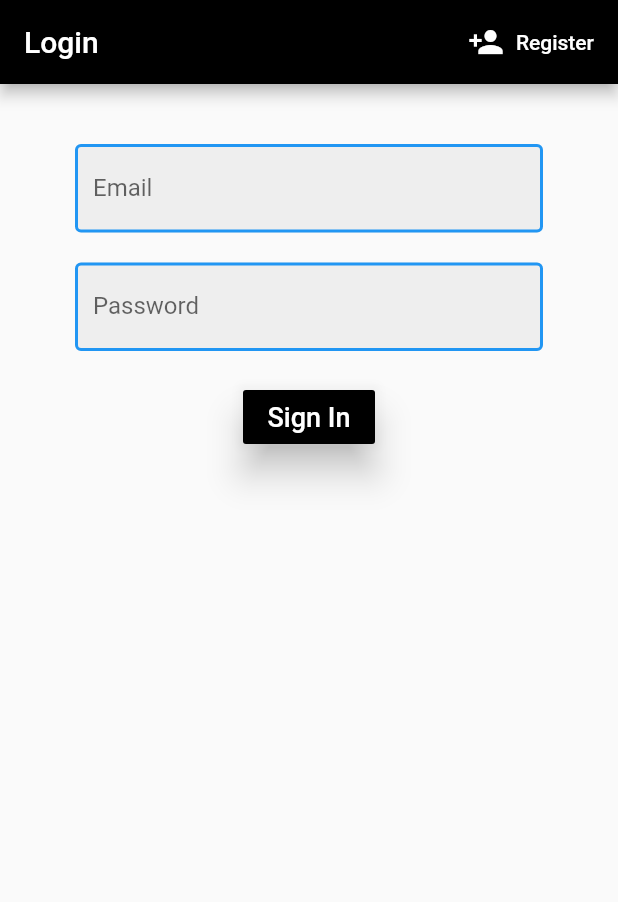
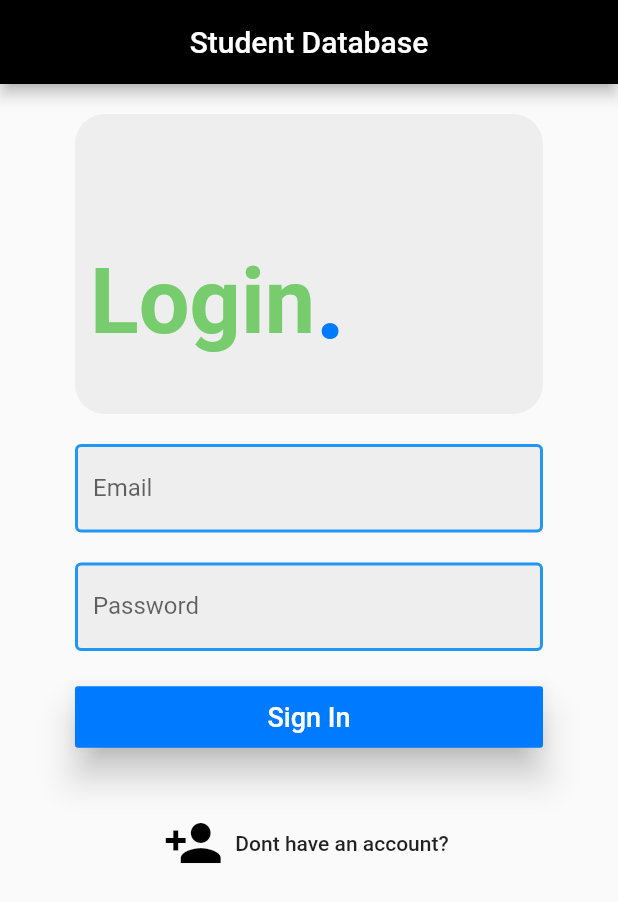
Before and after one commit to Rajdeep2121/Student-Database-App, a Flutter app: the screen it shows after launch, on a phone screen of 412 x 824 dp. Shown: the top 902 px of the screen. Run offline on Flutter 3.47's test engine with Material 2 defaults, Android fonts, the phone set to English and light mode, and no system bars; our stand-ins replace cloud_firestore, firebase_auth; accounts and stored records are empty.

Commit message:
new buttons added and UI modified

```diff
--- a/lib/main.dart
+++ b/lib/main.dart
@@ -14,6 +14,7 @@ class MyApp extends StatelessWidget {
     return StreamProvider<User>.value(
       value: AuthService().user,
       child: MaterialApp(
+        debugShowCheckedModeBanner: false,
         home: Wrapper(),
       ),
     );
--- a/lib/models/item.dart
+++ b/lib/models/item.dart
@@ -1,5 +1,6 @@
 class Item {
   final String item;
   final String count;
-  Item({this.item, this.count});
+  final String email;
+  Item({this.item, this.count, this.email});
 }
--- a/lib/models/user.dart
+++ b/lib/models/user.dart
@@ -7,5 +7,6 @@ class UserData {
   final String uid;
   final String item;
   final String count;
-  UserData({this.uid, this.item, this.count});
+  final String email;
+  UserData({this.uid, this.item, this.count, this.email});
 }
--- a/lib/screens/authenticate/signin.dart
+++ b/lib/screens/authenticate/signin.dart
@@ -20,32 +20,49 @@ class _SignInState extends State<SignIn> {
   Widget build(BuildContext context) {
     return Scaffold(
       appBar: AppBar(
-        title: Text('Login'),
+        title: Text('Student Database'),
         backgroundColor: Colors.black,
-        actions: <Widget>[
-          FlatButton.icon(
-            onPressed: () {
-              widget.toggleView();
-            },
-            icon: Icon(
-              Icons.person_add,
-              color: Colors.white,
-            ),
-            label: Text(
-              'Register',
-              style: TextStyle(
-                color: Colors.white,
-              ),
-            ),
-          )
-        ],
+        centerTitle: true,
       ),
       body: Container(
         padding: EdgeInsets.symmetric(vertical: 20, horizontal: 50),
         child: Form(
           key: _formKey,
-          child: Column(
+          child: ListView(
             children: <Widget>[
+              Container(
+                decoration: BoxDecoration(
+                  borderRadius: BorderRadius.all(
+                    Radius.circular(20),
+                  ),
+                  color: Colors.grey[200],
+                ),
+                height: 200,
+                width: double.infinity,
+                child: Padding(
+                  padding: EdgeInsets.only(top: 50, left: 10),
+                  child: Row(
+                    children: <Widget>[
+                      Text(
+                        'Login',
+                        style: TextStyle(
+                          fontSize: 60,
+                          color: Color(0xff77cc6d),
+                          fontWeight: FontWeight.bold,
+                        ),
+                      ),
+                      Text(
+                        '.',
+                        style: TextStyle(
+                          fontSize: 70,
+                          color: Color(0xff007aff),
+                          fontWeight: FontWeight.bold,
+                        ),
+                      ),
+                    ],
+                  ),
+                ),
+              ),
               SizedBox(height: 20),
               TextFormField(
                 validator: (val) => val.isEmpty ? 'Enter an email' : null,
@@ -86,8 +103,9 @@ class _SignInState extends State<SignIn> {
               ),
               SizedBox(height: 20),
               RaisedButton(
+                padding: EdgeInsets.fromLTRB(20, 10, 20, 10),
                 elevation: 10,
-                color: Colors.black,
+                color: Color(0xff007aff),
                 child: Text(
                   'Sign In',
                   style: TextStyle(
@@ -101,7 +119,7 @@ class _SignInState extends State<SignIn> {
                         await _auth.signInWithEmailnPass(email, password);
                     if (result == null) {
                       setState(() {
-                        error = "Couldnt sign in";
+                        error = "Wrong credentials! Try again...";
                       });
                     }
                   }
@@ -112,6 +130,15 @@ class _SignInState extends State<SignIn> {
                 error,
                 style: TextStyle(color: Colors.red),
               ),
+              FlatButton.icon(
+                icon: Icon(
+                  Icons.person_add,
+                  color: Colors.black,
+                  size: 40,
+                ),
+                onPressed: () => widget.toggleView(),
+                label: Text('Dont have an account?'),
+              ),
             ],
           ),
         ),
--- a/lib/services/auth.dart
+++ b/lib/services/auth.dart
@@ -34,7 +34,8 @@ class AuthService {
       AuthResult result = await _auth.createUserWithEmailAndPassword(
           email: email, password: password);
       FirebaseUser user = result.user;
-      await DatabaseService(uid: user.uid).updateUserData('New User', '0');
+      await DatabaseService(uid: user.uid)
+          .updateUserData('New User', '0', email);
       return _userFromFirebase(user);
     } catch (e) {
       print(e.toString());
--- a/lib/services/database.dart
+++ b/lib/services/database.dart
@@ -8,10 +8,11 @@ class DatabaseService {
       Firestore.instance.collection('items');
   DatabaseService({this.uid});
 
-  Future updateUserData(String item, String count) async {
+  Future updateUserData(String item, String count, String email) async {
     return await newCollection.document(uid).setData({
       'item': item,
       'count': count,
+      'email': email,
     });
   }
 
@@ -20,6 +21,7 @@ class DatabaseService {
       return Item(
         item: doc.data['item'] ?? '',
         count: doc.data['count'] ?? '0',
+        email: doc.data['email'] ?? '',
       );
     }).toList();
   }
@@ -29,6 +31,7 @@ class DatabaseService {
       uid: snapshot.data['uid'],
       item: snapshot.data['item'],
       count: snapshot.data['count'],
+      email: snapshot.data['email'],
     );
   }
 
```
Also changed, not shown: lib/screens/authenticate/register.dart (+51 -20 lines), lib/screens/home/home.dart (+12 -17 lines), lib/screens/home/itemtile.dart (+27 -6 lines), lib/screens/home/settingsform.dart (+14 -2 lines).
